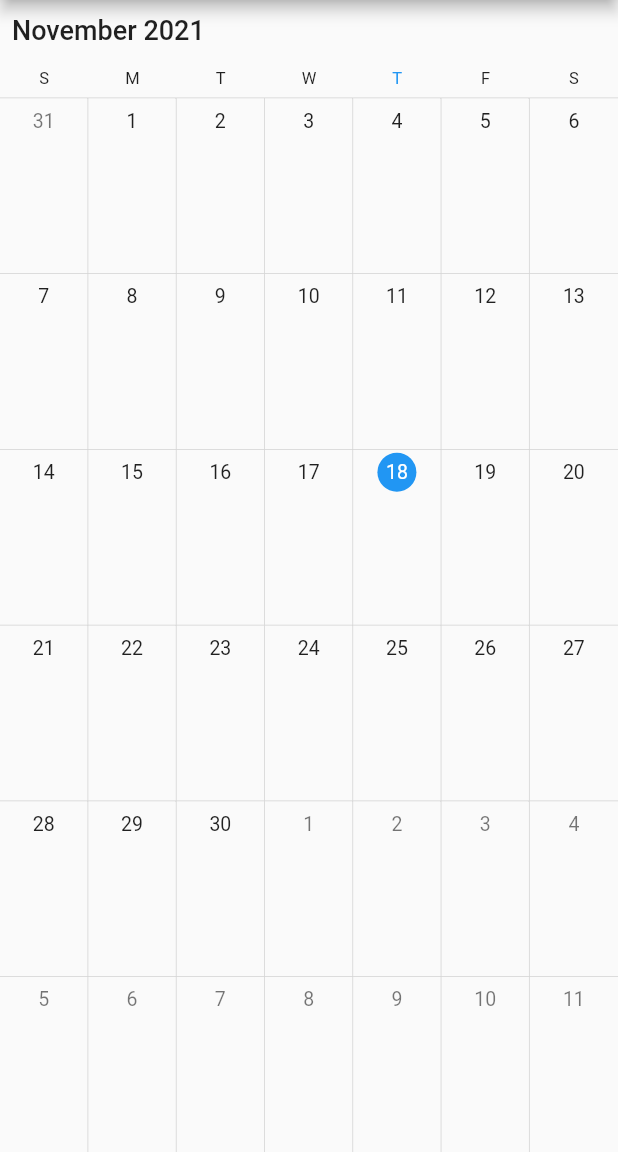
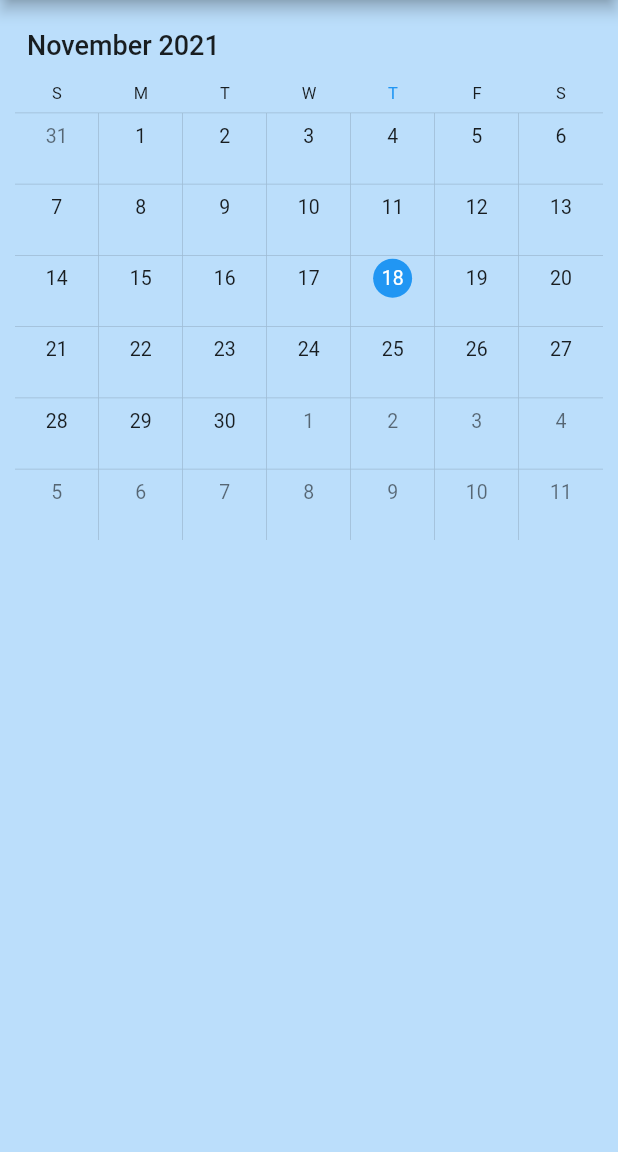
Before and after one commit to Luke2905/Projeto-K_Agenda, a Flutter app: the Agenda screen opened directly, on a phone screen of 412 x 824 dp, the part 84-1236 px from its top. Run offline on Flutter 3.47's test engine with Material 2 defaults, Android fonts, the phone set to English and light mode, and no system bars; drawn by our look-alikes of syncfusion_flutter_calendar; network calls fail.

Commit message:
Atualização Layout

```diff
--- a/lib/agenda.dart
+++ b/lib/agenda.dart
@@ -13,8 +13,22 @@ class Agenda extends StatelessWidget {
         title: Text("Agenda"),
       ),
       //----Calendario------
-      body: SfCalendar(
-        view: CalendarView.month,
+      body: Container(
+        height: double.infinity,
+        width: double.infinity,
+        color: Colors.blue[100],
+        child: Column(
+          children: [
+            Container(
+              height: 350,
+              width: double.infinity,
+              margin: new EdgeInsets.all(10),
+              child: SfCalendar(
+                view: CalendarView.month,
+              ),
+            ),
+          ],
+        ),
       ),
     );
   }
```
Also changed, not shown: lib/main.dart (+44 -3 lines).
